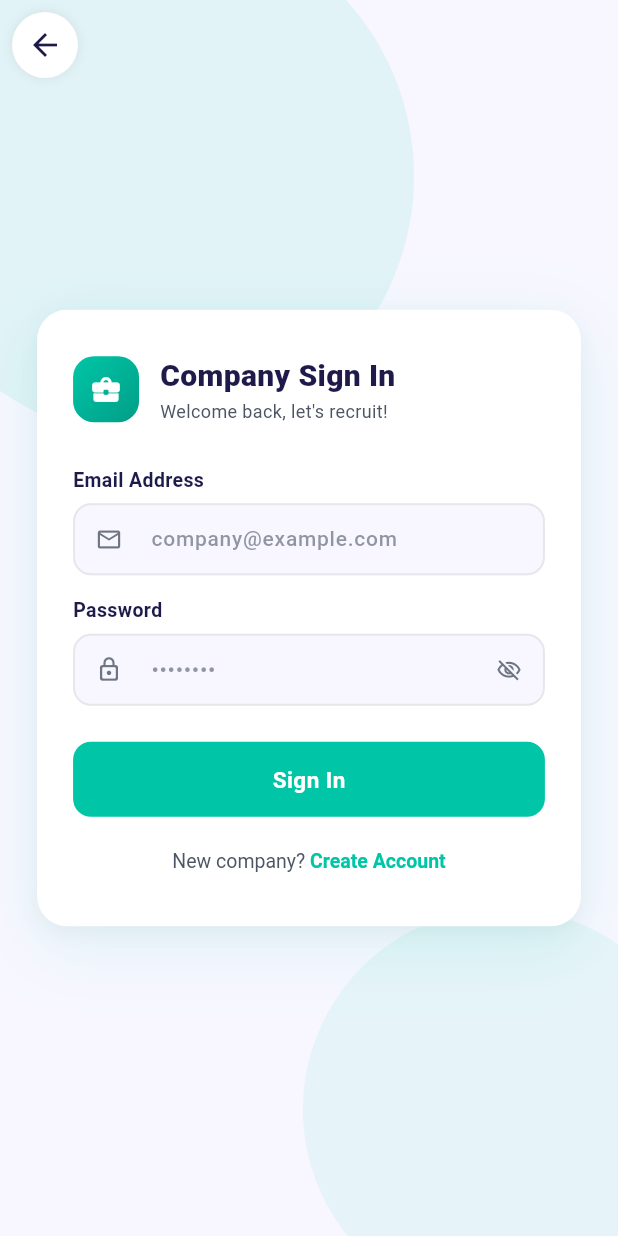
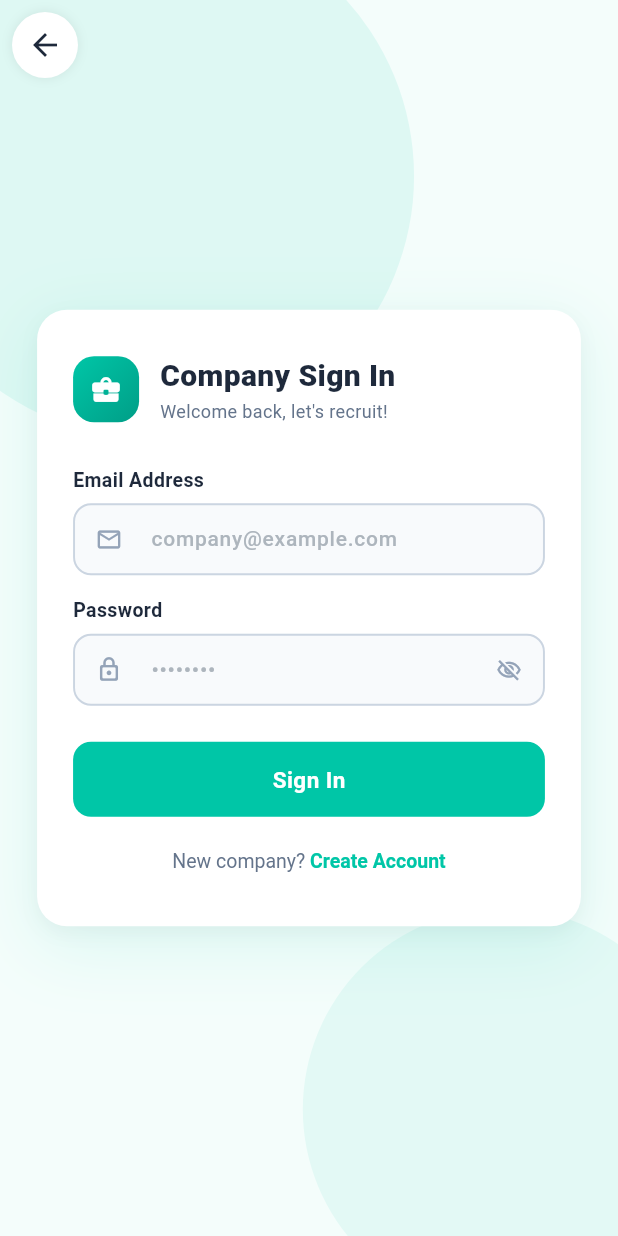
Before and after one commit to mostafawaleedddddd/Mobile--app, a Flutter app: the CompanyAuthScreen screen opened directly, on a phone screen of 412 x 824 dp. Run offline on Flutter 3.47's test engine with Material 3 defaults, Android fonts, the phone set to English and light mode, and no system bars; our stand-ins replace camera, file_picker, image_picker, shared_preferences, supabase_flutter, video_player; accounts and stored records are empty.

Commit message:
adjusted dark/light mode

```diff
--- a/mobile_app/lib/Company/company_auth.dart
+++ b/mobile_app/lib/Company/company_auth.dart
@@ -1,23 +1,23 @@
 // ─────────────────────────────────────────────────────────────────────────────
 // company_auth.dart
 // Login & Register screen for the Hiring Company role.
-// Same flip-card pattern as Login_Signup.dart; teal accent to match UserRole.
-// Supabase table assumed: "Company_profile"
-//   columns: id (int8 pk), name (text), email (text unique),
-//            password (text), industry (text), location (text)
 // ─────────────────────────────────────────────────────────────────────────────
 
 import 'dart:math';
-
 import 'package:flutter/material.dart';
 import 'package:supabase_flutter/supabase_flutter.dart';
-
 import 'company_session.dart';
 import 'company_home.dart';
 
-// ─── COLORS (Brand Accents) ──────────────────────────────────────────────────
-const _teal     = Color(0xFF00C6A7);   // primary accent – matches UserRole teal
-const _tealDark = Color(0xFF009E87);   // darker shade for depth
+// ─── COLORS (Strict Light Mode Branding) ─────────────────────────────────────
+const _teal     = Color(0xFF00C6A7);
+const _tealDark = Color(0xFF009E87);
+const _bgAccent = Color(0xFFF4FDFB);   // Very light teal background
+const _textDark = Color(0xFF1E293B);
+const _textGrey = Color(0xFF64748B);
+const _border   = Color(0xFFCBD5E1);
+const _fieldBg  = Color(0xFFF8FAFC);
+const _white    = Colors.white;
 
 // ─── SUPABASE CLIENT ─────────────────────────────────────────────────────────
 final _db = Supabase.instance.client;
@@ -60,12 +60,11 @@ class _CompanyAuthScreenState extends State<CompanyAuthScreen>
 
   @override
   Widget build(BuildContext context) {
-    final theme = Theme.of(context).colorScheme;
     final sw = MediaQuery.of(context).size.width;
     final sh = MediaQuery.of(context).size.height;
 
     return Scaffold(
-      backgroundColor: theme.surface,
+      backgroundColor: _bgAccent, // Locked to Light Background
       body: Stack(
         children: [
           // ─── BACKGROUND BLOBS ───
@@ -125,7 +124,7 @@ class _CompanyAuthScreenState extends State<CompanyAuthScreen>
                     width: 44,
                     height: 44,
                     decoration: BoxDecoration(
-                      color: theme.surfaceContainerHighest,
+                      color: _white,
                       shape: BoxShape.circle,
                       boxShadow: [
                         BoxShadow(
@@ -136,7 +135,7 @@ class _CompanyAuthScreenState extends State<CompanyAuthScreen>
                     ),
                     child: IconButton(
                       icon: const Icon(Icons.arrow_back),
-                      color: theme.onSurface,
+                      color: _textDark,
                       onPressed: () {
                         if (_showRegister) {
                           _flip(); // go back to login
@@ -177,12 +176,11 @@ class _CardShell extends StatelessWidget {
 
   @override
   Widget build(BuildContext context) {
-    final theme = Theme.of(context).colorScheme;
     return Container(
       width: double.infinity,
       padding: const EdgeInsets.symmetric(horizontal: 24, vertical: 30),
       decoration: BoxDecoration(
-        color: theme.surfaceContainerHighest,
+        color: _white,
         borderRadius: BorderRadius.circular(20),
         boxShadow: [
           BoxShadow(
@@ -275,8 +273,6 @@ class _LoginCardState extends State<_LoginCard> {
 
   @override
   Widget build(BuildContext context) {
-    final theme = Theme.of(context).colorScheme;
-
     return _CardShell(
       child: Form(
         key: _formKey,
@@ -302,16 +298,16 @@ class _LoginCardState extends State<_LoginCard> {
                       color: Colors.white, size: 22),
                 ),
                 const SizedBox(width: 14),
-                Column(
+                const Column(
                   crossAxisAlignment: CrossAxisAlignment.start,
                   children: [
                     Text('Company Sign In',
                         style: TextStyle(
                             fontSize: 20,
                             fontWeight: FontWeight.w800,
-                            color: theme.onSurface)),
+                            color: _textDark)),
                     Text('Welcome back, let\'s recruit!',
-                        style: TextStyle(fontSize: 12, color: theme.onSurfaceVariant)),
+                        style: TextStyle(fontSize: 12, color: _textGrey)),
                   ],
                 ),
               ],
@@ -491,8 +487,6 @@ class _RegisterCardState extends State<_RegisterCard> {
 
   @override
   Widget build(BuildContext context) {
-    final theme = Theme.of(context).colorScheme;
-
     return _CardShell(
       child: Form(
         key: _formKey,
@@ -518,16 +512,16 @@ class _RegisterCardState extends State<_RegisterCard> {
                       color: Colors.white, size: 22),
                 ),
                 const SizedBox(width: 14),
-                Column(
+                const Column(
                   crossAxisAlignment: CrossAxisAlignment.start,
                   children: [
                     Text('Create Company',
                         style: TextStyle(
                             fontSize: 20,
                             fontWeight: FontWeight.w800,
-                            color: theme.onSurface)),
+                            color: _textDark)),
                     Text('Register your hiring account',
-                        style: TextStyle(fontSize: 12, color: theme.onSurfaceVariant)),
+                        style: TextStyle(fontSize: 12, color: _textGrey)),
                   ],
                 ),
               ],
@@ -668,10 +662,10 @@ class _Label extends StatelessWidget {
   @override
   Widget build(BuildContext context) => Text(
         text,
-        style: TextStyle(
+        style: const TextStyle(
             fontSize: 13,
             fontWeight: FontWeight.w600,
-            color: Theme.of(context).colorScheme.onSurface),
+            color: _textDark),
       );
 }
 
@@ -702,27 +696,25 @@ class _FieldState extends State<_Field> {
 
   @override
   Widget build(BuildContext context) {
-    final theme = Theme.of(context).colorScheme;
-
     return TextFormField(
       controller: widget.controller,
       obscureText: widget.obscure && _hide,
       keyboardType: widget.keyboardType,
       validator: widget.validator,
       autovalidateMode: AutovalidateMode.onUserInteraction,
-      style: TextStyle(
-          fontSize: 14, color: theme.onSurface, fontWeight: FontWeight.w500),
+      style: const TextStyle(
+          fontSize: 14, color: _textDark, fontWeight: FontWeight.w500),
       decoration: InputDecoration(
         hintText: widget.hint,
-        hintStyle: TextStyle(color: theme.onSurfaceVariant.withOpacity(0.6), fontSize: 14),
+        hintStyle: const TextStyle(color: Color(0xFFADB5BD), fontSize: 14),
         filled: true,
-        fillColor: theme.surface,
+        fillColor: _fieldBg,
         contentPadding:
             const EdgeInsets.symmetric(horizontal: 14, vertical: 13),
         errorStyle: const TextStyle(
             fontSize: 11, color: Color(0xFFEF4444), height: 1.3),
         prefixIcon:
-            Icon(widget.icon, color: theme.onSurfaceVariant.withOpacity(0.8), size: 18),
+            Icon(widget.icon, color: const Color(0xFF94A3B8), size: 18),
         suffixIcon: widget.obscure
             ? IconButton(
                 icon: Icon(
@@ -730,18 +722,18 @@ class _FieldState extends State<_Field> {
                       ? Icons.visibility_off_outlined
                       : Icons.visibility_outlined,
                   size: 17,
-                  color: theme.onSurfaceVariant.withOpacity(0.8),
+                  color: const Color(0xFF94A3B8),
                 ),
                 onPressed: () => setState(() => _hide = !_hide),
               )
             : null,
         border: OutlineInputBorder(
           borderRadius: BorderRadius.circular(12),
-          borderSide: BorderSide(color: theme.outline, width: 1.3),
+          borderSide: const BorderSide(color: _border, width: 1.3),
         ),
         enabledBorder: OutlineInputBorder(
           borderRadius: BorderRadius.circular(12),
-          borderSide: BorderSide(color: theme.outline, width: 1.3),
+          borderSide: const BorderSide(color: _border, width: 1.3),
         ),
         focusedBorder: OutlineInputBorder(
           borderRadius: BorderRadius.circular(12),
@@ -769,8 +761,6 @@ class _InkLink extends StatelessWidget {
 
   @override
   Widget build(BuildContext context) {
-    final theme = Theme.of(context).colorScheme;
-
     return Material(
       color: Colors.transparent,
       borderRadius: BorderRadius.circular(6),
@@ -786,7 +776,7 @@ class _InkLink extends StatelessWidget {
               children: [
                 TextSpan(
                     text: plain,
-                    style: TextStyle(fontSize: 13, color: theme.onSurfaceVariant)),
+                    style: const TextStyle(fontSize: 13, color: _textGrey)),
                 TextSpan(
                     text: linked,
                     style: const TextStyle(
```
Also changed, not shown: mobile_app/lib/Faculty/Faculty_Auth.dart (+30 -34 lines).
